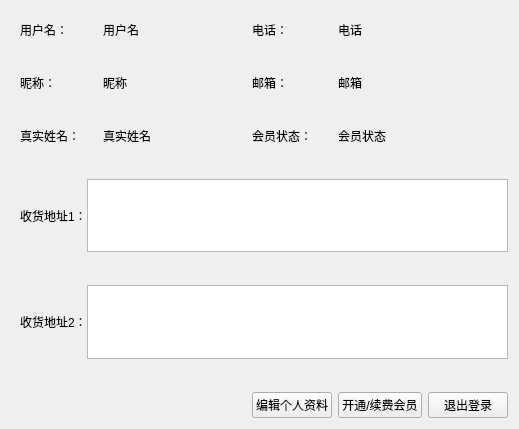
The window that ui/ui_user_profile.ui (inverse-limit/database-proj) describes before a commit, drawn with Qt 5.
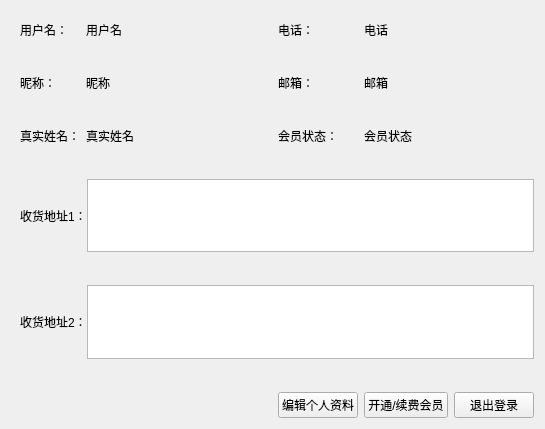
The same window after the commit.

Diff of the .ui file:
```diff
--- a/ui/ui_user_profile.ui
+++ b/ui/ui_user_profile.ui
@@ -6,7 +6,7 @@
    <rect>
     <x>0</x>
     <y>0</y>
-    <width>519</width>
+    <width>545</width>
     <height>429</height>
    </rect>
   </property>
@@ -132,19 +132,6 @@
      </item>
     </layout>
    </item>
-   <item row="5" column="0" colspan="2">
-    <spacer name="horizontalSpacer">
-     <property name="orientation">
-      <enum>Qt::Horizontal</enum>
-     </property>
-     <property name="sizeHint" stdset="0">
-      <size>
-       <width>168</width>
-       <height>20</height>
-      </size>
-     </property>
-    </spacer>
-   </item>
    <item row="5" column="3">
     <widget class="QPushButton" name="pushButton_edit_profile">
      <property name="text">
@@ -208,6 +195,19 @@
      </property>
     </widget>
    </item>
+   <item row="5" column="0" colspan="3">
+    <spacer name="horizontalSpacer">
+     <property name="orientation">
+      <enum>Qt::Horizontal</enum>
+     </property>
+     <property name="sizeHint" stdset="0">
+      <size>
+       <width>168</width>
+       <height>20</height>
+      </size>
+     </property>
+    </spacer>
+   </item>
   </layout>
  </widget>
  <resources/>
```
